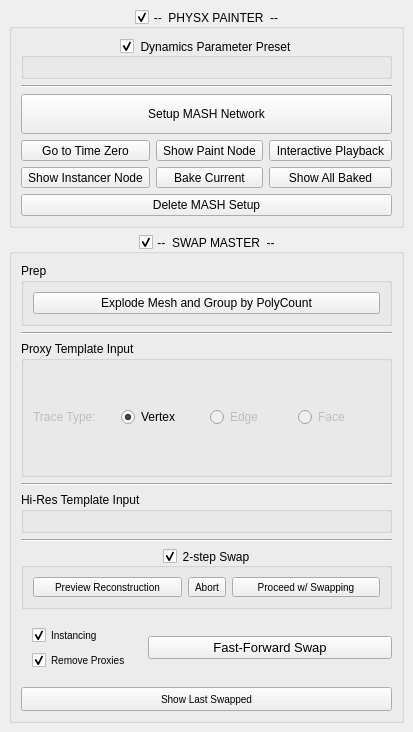
Above: src/gui/app/setDressMaster/ui.ui from mushogenshin/mk_dcc before the change. Below: the same form after it.
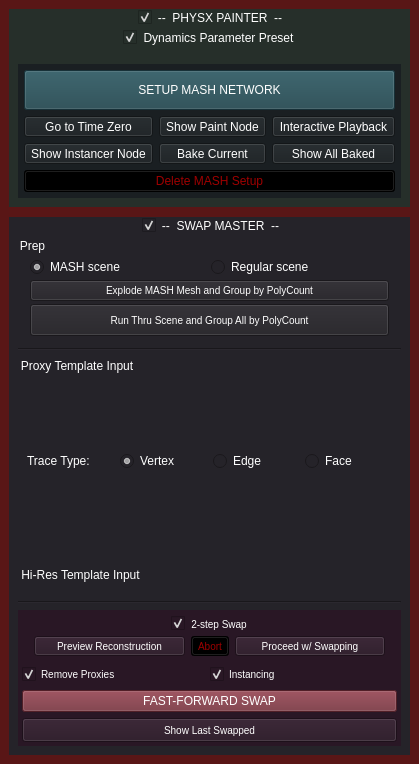
That is the form after the change. Icons and pictures are not drawn.

Diff of the .ui file:
```diff
--- a/src/gui/app/setDressMaster/ui.ui
+++ b/src/gui/app/setDressMaster/ui.ui
@@ -6,18 +6,48 @@
    <rect>
     <x>0</x>
     <y>0</y>
-    <width>373</width>
-    <height>732</height>
+    <width>392</width>
+    <height>764</height>
    </rect>
   </property>
   <property name="windowTitle">
    <string>Set Dress Master</string>
   </property>
+  <property name="styleSheet">
+   <string notr="true">QGroupBox {border: 0}</string>
+  </property>
   <widget class="QWidget" name="centralwidget">
    <property name="styleSheet">
-    <string notr="true"/>
+    <string notr="true">color: white;</string>
    </property>
-   <layout class="QVBoxLayout" name="central_widget_layout">
+   <layout class="QVBoxLayout" name="verticalLayout_8">
+    <property name="spacing">
+     <number>0</number>
+    </property>
+    <property name="leftMargin">
+     <number>0</number>
+    </property>
+    <property name="topMargin">
+     <number>0</number>
+    </property>
+    <property name="rightMargin">
+     <number>0</number>
+    </property>
+    <property name="bottomMargin">
+     <number>0</number>
+    </property>
+    <item>
+     <widget class="QGroupBox" name="groupBox_6">
+      <property name="styleSheet">
+       <string notr="true">background-color: rgb(89, 22, 22);</string>
+      </property>
+      <property name="title">
+       <string/>
+      </property>
+      <layout class="QVBoxLayout" name="verticalLayout_6">
+       <property name="bottomMargin">
+        <number>5</number>
+       </property>
     <item>
      <widget class="QGroupBox" name="phys_painter_main_group_box">
       <property name="sizePolicy">
@@ -33,7 +63,7 @@
        </font>
       </property>
       <property name="styleSheet">
-       <string notr="true"/>
+          <string notr="true">background-color: rgb(38, 47, 42);</string>
       </property>
       <property name="title">
        <string>--  PHYSX PAINTER  --</string>
@@ -45,30 +75,60 @@
        <bool>true</bool>
       </property>
       <layout class="QVBoxLayout" name="phys_painter_group_box_layout">
+          <property name="topMargin">
+           <number>20</number>
+          </property>
        <item>
         <layout class="QGridLayout" name="PP_load_selection_grid_layout"/>
        </item>
        <item>
         <widget class="QGroupBox" name="PP_dyn_parms_child_group_box">
+            <property name="styleSheet">
+             <string notr="true">QLabel {font-size: 10px;}</string>
+            </property>
          <property name="title">
           <string>Dynamics Parameter Preset</string>
          </property>
          <property name="alignment">
           <set>Qt::AlignCenter</set>
          </property>
+            <property name="flat">
+             <bool>true</bool>
+            </property>
          <property name="checkable">
           <bool>true</bool>
          </property>
-         <layout class="QGridLayout" name="PP_dynamic_parameters_grid_layout"/>
+            <layout class="QGridLayout" name="PP_dynamic_parameters_grid_layout">
+             <property name="topMargin">
+              <number>20</number>
+             </property>
+            </layout>
         </widget>
        </item>
        <item>
-        <widget class="Line" name="line_4">
-         <property name="orientation">
-          <enum>Qt::Horizontal</enum>
-         </property>
-        </widget>
-       </item>
+           <widget class="QGroupBox" name="groupBox_5">
+            <property name="styleSheet">
+             <string notr="true">background-color: rgb(26, 31, 34)</string>
+            </property>
+            <property name="title">
+             <string/>
+            </property>
+            <property name="flat">
+             <bool>true</bool>
+            </property>
+            <layout class="QVBoxLayout" name="verticalLayout_5">
+             <property name="leftMargin">
+              <number>6</number>
+             </property>
+             <property name="topMargin">
+              <number>6</number>
+             </property>
+             <property name="rightMargin">
+              <number>6</number>
+             </property>
+             <property name="bottomMargin">
+              <number>6</number>
+             </property>
        <item>
         <widget class="QPushButton" name="PP_setup_mash_network_btn">
          <property name="minimumSize">
@@ -77,11 +137,18 @@
            <height>40</height>
           </size>
          </property>
+               <property name="font">
+                <font>
+                 <pointsize>-1</pointsize>
+                 <weight>50</weight>
+                 <bold>false</bold>
+                </font>
+               </property>
          <property name="styleSheet">
-          <string notr="true">font-size: 12px;</string>
+                <string notr="true">font-size: 12px; background-color: rgb(32, 69, 78);</string>
          </property>
          <property name="text">
-          <string>Setup MASH Network</string>
+                <string>SETUP MASH NETWORK</string>
          </property>
          <property name="icon">
           <iconset resource="rc/resources.qrc">
@@ -117,6 +184,9 @@
              <verstretch>0</verstretch>
             </sizepolicy>
            </property>
+                 <property name="styleSheet">
+                  <string notr="true"/>
+                 </property>
            <property name="text">
             <string>Interactive Playback</string>
            </property>
@@ -143,6 +213,9 @@
              <verstretch>0</verstretch>
             </sizepolicy>
            </property>
+                 <property name="styleSheet">
+                  <string notr="true"/>
+                 </property>
            <property name="text">
             <string>Show Paint Node</string>
            </property>
@@ -169,6 +242,9 @@
              <verstretch>0</verstretch>
             </sizepolicy>
            </property>
+                 <property name="styleSheet">
+                  <string notr="true"/>
+                 </property>
            <property name="text">
             <string>Go to Time Zero</string>
            </property>
@@ -187,32 +263,6 @@
            </property>
           </widget>
          </item>
-         <item row="1" column="0">
-          <widget class="QToolButton" name="PP_show_instancer_node_btn">
-           <property name="sizePolicy">
-            <sizepolicy hsizetype="Preferred" vsizetype="Fixed">
-             <horstretch>0</horstretch>
-             <verstretch>0</verstretch>
-            </sizepolicy>
-           </property>
-           <property name="text">
-            <string>Show Instancer Node</string>
-           </property>
-           <property name="icon">
-            <iconset resource="rc/resources.qrc">
-             <normaloff>:/icons/baseline_list_alt_white_48dp.png</normaloff>:/icons/baseline_list_alt_white_48dp.png</iconset>
-           </property>
-           <property name="iconSize">
-            <size>
-             <width>32</width>
-             <height>32</height>
-            </size>
-           </property>
-           <property name="toolButtonStyle">
-            <enum>Qt::ToolButtonTextUnderIcon</enum>
-           </property>
-          </widget>
-         </item>
          <item row="1" column="1">
           <widget class="QToolButton" name="PP_bake_current_btn">
            <property name="sizePolicy">
@@ -221,6 +271,9 @@
              <verstretch>0</verstretch>
             </sizepolicy>
            </property>
+                 <property name="styleSheet">
+                  <string notr="true"/>
+                 </property>
            <property name="text">
             <string>Bake Current</string>
            </property>
@@ -247,6 +300,9 @@
              <verstretch>0</verstretch>
             </sizepolicy>
            </property>
+                 <property name="styleSheet">
+                  <string notr="true"/>
+                 </property>
            <property name="text">
             <string>Show All Baked</string>
            </property>
@@ -265,6 +321,35 @@
            </property>
           </widget>
          </item>
+               <item row="1" column="0">
+                <widget class="QToolButton" name="PP_show_instancer_node_btn">
+                 <property name="sizePolicy">
+                  <sizepolicy hsizetype="Preferred" vsizetype="Fixed">
+                   <horstretch>0</horstretch>
+                   <verstretch>0</verstretch>
+                  </sizepolicy>
+                 </property>
+                 <property name="styleSheet">
+                  <string notr="true"/>
+                 </property>
+                 <property name="text">
+                  <string>Show Instancer Node</string>
+                 </property>
+                 <property name="icon">
+                  <iconset resource="rc/resources.qrc">
+                   <normaloff>:/icons/baseline_list_alt_white_48dp.png</normaloff>:/icons/baseline_list_alt_white_48dp.png</iconset>
+                 </property>
+                 <property name="iconSize">
+                  <size>
+                   <width>32</width>
+                   <height>32</height>
+                  </size>
+                 </property>
+                 <property name="toolButtonStyle">
+                  <enum>Qt::ToolButtonTextUnderIcon</enum>
+                 </property>
+                </widget>
+               </item>
         </layout>
        </item>
        <item>
@@ -272,6 +357,9 @@
          <property name="enabled">
           <bool>true</bool>
          </property>
+               <property name="styleSheet">
+                <string notr="true">background-color: black; color: rgb(158, 0, 0);</string>
+               </property>
          <property name="text">
           <string>Delete MASH Setup</string>
          </property>
@@ -290,6 +378,24 @@
       </layout>
      </widget>
     </item>
+         </layout>
+        </widget>
+       </item>
+      </layout>
+     </widget>
+    </item>
+    <item>
+     <widget class="QGroupBox" name="groupBox_7">
+      <property name="styleSheet">
+       <string notr="true">background-color: rgb(89, 22, 22);</string>
+      </property>
+      <property name="title">
+       <string/>
+      </property>
+      <layout class="QVBoxLayout" name="verticalLayout_7">
+       <property name="topMargin">
+        <number>5</number>
+       </property>
     <item>
      <widget class="QGroupBox" name="swap_master_main_group_box">
       <property name="enabled">
@@ -302,7 +408,7 @@
        </sizepolicy>
       </property>
       <property name="styleSheet">
-       <string notr="true"/>
+          <string notr="true">background-color: rgb(37, 35, 41);</string>
       </property>
       <property name="title">
        <string>--  SWAP MASTER  --</string>
@@ -314,6 +420,9 @@
        <bool>true</bool>
       </property>
       <layout class="QVBoxLayout" name="swap_master_group_box_layout">
+          <property name="topMargin">
+           <number>20</number>
+          </property>
        <item>
         <widget class="QGroupBox" name="groupBox_3">
          <property name="sizePolicy">
@@ -322,19 +431,71 @@
            <verstretch>0</verstretch>
           </sizepolicy>
          </property>
+            <property name="styleSheet">
+             <string notr="true"/>
+            </property>
          <property name="title">
           <string>Prep</string>
          </property>
          <layout class="QVBoxLayout" name="verticalLayout_3">
+             <property name="spacing">
+              <number>3</number>
+             </property>
+             <property name="leftMargin">
+              <number>12</number>
+             </property>
+             <property name="topMargin">
+              <number>20</number>
+             </property>
+             <property name="rightMargin">
+              <number>12</number>
+             </property>
+             <property name="bottomMargin">
+              <number>6</number>
+             </property>
           <item>
-           <layout class="QHBoxLayout" name="horizontalLayout_2">
+              <layout class="QHBoxLayout" name="horizontalLayout_6">
+               <property name="leftMargin">
+                <number>0</number>
+               </property>
+               <property name="topMargin">
+                <number>0</number>
+               </property>
+               <property name="rightMargin">
+                <number>0</number>
+               </property>
+               <property name="bottomMargin">
+                <number>0</number>
+               </property>
+               <item>
+                <widget class="QRadioButton" name="SM_prep_mash_scene_radio_btn">
+                 <property name="text">
+                  <string>MASH scene</string>
+                 </property>
+                 <property name="checked">
+                  <bool>true</bool>
+                 </property>
+                </widget>
+               </item>
+               <item>
+                <widget class="QRadioButton" name="SM_prep_regular_scene_radio_btn">
+                 <property name="text">
+                  <string>Regular scene</string>
+                 </property>
+                </widget>
+               </item>
+              </layout>
+             </item>
             <item>
              <widget class="QPushButton" name="SM_explode_and_group_btn">
               <property name="enabled">
                <bool>true</bool>
               </property>
+               <property name="styleSheet">
+                <string notr="true">font-size: 10px; background-color: rgb(36, 34, 39);</string>
+               </property>
               <property name="text">
-               <string>Explode Mesh and Group by PolyCount</string>
+                <string>Explode MASH Mesh and Group by PolyCount</string>
               </property>
               <property name="icon">
                <iconset resource="rc/resources.qrc">
@@ -348,7 +509,31 @@
               </property>
              </widget>
             </item>
-           </layout>
+             <item>
+              <widget class="QPushButton" name="SM_run_thru_scene_and_group_btn">
+               <property name="minimumSize">
+                <size>
+                 <width>0</width>
+                 <height>32</height>
+                </size>
+               </property>
+               <property name="styleSheet">
+                <string notr="true">font-size: 10px; background-color: rgb(36, 34, 39);</string>
+               </property>
+               <property name="text">
+                <string>Run Thru Scene and Group All by PolyCount</string>
+               </property>
+               <property name="icon">
+                <iconset resource="rc/resources.qrc">
+                 <normaloff>:/icons/baseline_language_white_48dp.png</normaloff>:/icons/baseline_language_white_48dp.png</iconset>
+               </property>
+               <property name="iconSize">
+                <size>
+                 <width>20</width>
+                 <height>20</height>
+                </size>
+               </property>
+              </widget>
           </item>
          </layout>
         </widget>
@@ -372,6 +557,9 @@
           <string>Proxy Template Input</string>
          </property>
          <layout class="QVBoxLayout" name="verticalLayout">
+             <property name="topMargin">
+              <number>15</number>
+             </property>
           <item>
            <layout class="QHBoxLayout" name="horizontalLayout">
             <item>
@@ -422,19 +610,15 @@
          </layout>
         </widget>
        </item>
-       <item>
-        <widget class="Line" name="line_2">
-         <property name="orientation">
-          <enum>Qt::Horizontal</enum>
-         </property>
-        </widget>
-       </item>
        <item>
         <widget class="QGroupBox" name="groupBox_2">
          <property name="title">
           <string>Hi-Res Template Input</string>
          </property>
          <layout class="QVBoxLayout" name="verticalLayout_2">
+             <property name="topMargin">
+              <number>20</number>
+             </property>
           <item>
            <layout class="QGridLayout" name="SM_load_substitute_grid_layout"/>
           </item>
@@ -449,6 +633,30 @@
         </widget>
        </item>
        <item>
+           <widget class="QGroupBox" name="groupBox_4">
+            <property name="styleSheet">
+             <string notr="true">background-color: rgb(41, 23, 37)</string>
+            </property>
+            <property name="title">
+             <string/>
+            </property>
+            <property name="flat">
+             <bool>true</bool>
+            </property>
+            <layout class="QVBoxLayout" name="verticalLayout_4">
+             <property name="leftMargin">
+              <number>4</number>
+             </property>
+             <property name="topMargin">
+              <number>6</number>
+             </property>
+             <property name="rightMargin">
+              <number>4</number>
+             </property>
+             <property name="bottomMargin">
+              <number>4</number>
+             </property>
+             <item>
         <widget class="QGroupBox" name="SM_orient_reconstruct_child_group_box">
          <property name="sizePolicy">
           <sizepolicy hsizetype="Preferred" vsizetype="Fixed">
@@ -456,6 +664,9 @@
            <verstretch>0</verstretch>
           </sizepolicy>
          </property>
+               <property name="styleSheet">
+                <string notr="true">font-size: 10px; color: white;</string>
+               </property>
          <property name="title">
           <string>2-step Swap</string>
          </property>
@@ -466,6 +677,18 @@
           <bool>true</bool>
          </property>
          <layout class="QHBoxLayout" name="horizontalLayout_5">
+                <property name="leftMargin">
+                 <number>12</number>
+                </property>
+                <property name="topMargin">
+                 <number>20</number>
+                </property>
+                <property name="rightMargin">
+                 <number>12</number>
+                </property>
+                <property name="bottomMargin">
+                 <number>3</number>
+                </property>
           <item>
            <widget class="QToolButton" name="SM_preview_nuclei_btn">
             <property name="sizePolicy">
@@ -475,7 +698,7 @@
              </sizepolicy>
             </property>
             <property name="styleSheet">
-             <string notr="true">font-size: 10px;</string>
+                   <string notr="true"/>
             </property>
             <property name="text">
              <string>Preview Reconstruction</string>
@@ -504,7 +727,7 @@
              </sizepolicy>
             </property>
             <property name="styleSheet">
-             <string notr="true">font-size: 10px;</string>
+                   <string notr="true">background-color: black; color: rgb(158, 0, 0);</string>
             </property>
             <property name="text">
              <string>Abort</string>
@@ -533,7 +756,7 @@
              </sizepolicy>
             </property>
             <property name="styleSheet">
-             <string notr="true">font-size: 10px;</string>
+                   <string notr="true"/>
             </property>
             <property name="text">
              <string>Proceed w/ Swapping</string>
@@ -557,7 +780,10 @@
         </widget>
        </item>
        <item>
-        <layout class="QHBoxLayout" name="horizontalLayout_4">
+              <layout class="QHBoxLayout" name="horizontalLayout_2">
+               <property name="spacing">
+                <number>0</number>
+               </property>
          <property name="leftMargin">
           <number>0</number>
          </property>
@@ -570,33 +796,6 @@
          <property name="bottomMargin">
           <number>0</number>
          </property>
-         <item>
-          <layout class="QVBoxLayout" name="verticalLayout_4">
-           <property name="leftMargin">
-            <number>11</number>
-           </property>
-           <property name="topMargin">
-            <number>11</number>
-           </property>
-           <property name="rightMargin">
-            <number>11</number>
-           </property>
-           <property name="bottomMargin">
-            <number>11</number>
-           </property>
-           <item>
-            <widget class="QCheckBox" name="SM_swap_use_instancing_check_box">
-             <property name="styleSheet">
-              <string notr="true">font-size: 10px;</string>
-             </property>
-             <property name="text">
-              <string>Instancing</string>
-             </property>
-             <property name="checked">
-              <bool>true</bool>
-             </property>
-            </widget>
-           </item>
            <item>
             <widget class="QCheckBox" name="SM_remove_proxies_check_box">
              <property name="styleSheet">
@@ -610,6 +809,19 @@
              </property>
             </widget>
            </item>
+               <item>
+                <widget class="QCheckBox" name="SM_swap_use_instancing_check_box">
+                 <property name="styleSheet">
+                  <string notr="true">font-size: 10px;</string>
+                 </property>
+                 <property name="text">
+                  <string>Instancing</string>
+                 </property>
+                 <property name="checked">
+                  <bool>true</bool>
+                 </property>
+                </widget>
+               </item>
           </layout>
          </item>
          <item>
@@ -620,11 +832,18 @@
              <verstretch>0</verstretch>
             </sizepolicy>
            </property>
+               <property name="font">
+                <font>
+                 <pointsize>-1</pointsize>
+                 <weight>50</weight>
+                 <bold>false</bold>
+                </font>
+               </property>
            <property name="styleSheet">
-            <string notr="true">font-size: 13px;</string>
+                <string notr="true">font-size: 13px; font-size: 12px; background-color: rgb(114, 44, 55);</string>
            </property>
            <property name="text">
-            <string>Fast-Forward Swap</string>
+                <string>FAST-FORWARD SWAP</string>
            </property>
            <property name="icon">
             <iconset resource="rc/resources.qrc">
@@ -638,22 +857,6 @@
            </property>
           </widget>
          </item>
-        </layout>
-       </item>
-       <item>
-        <layout class="QHBoxLayout" name="horizontalLayout_3">
-         <property name="leftMargin">
-          <number>0</number>
-         </property>
-         <property name="topMargin">
-          <number>0</number>
-         </property>
-         <property name="rightMargin">
-          <number>0</number>
-         </property>
-         <property name="bottomMargin">
-          <number>0</number>
-         </property>
          <item>
           <widget class="QToolButton" name="SM_show_swapped_btn">
            <property name="enabled">
@@ -683,6 +886,10 @@
           </widget>
          </item>
         </layout>
+           </widget>
+          </item>
+         </layout>
+        </widget>
        </item>
       </layout>
      </widget>
```
Lines whose indentation alone changed are shown as unchanged.
